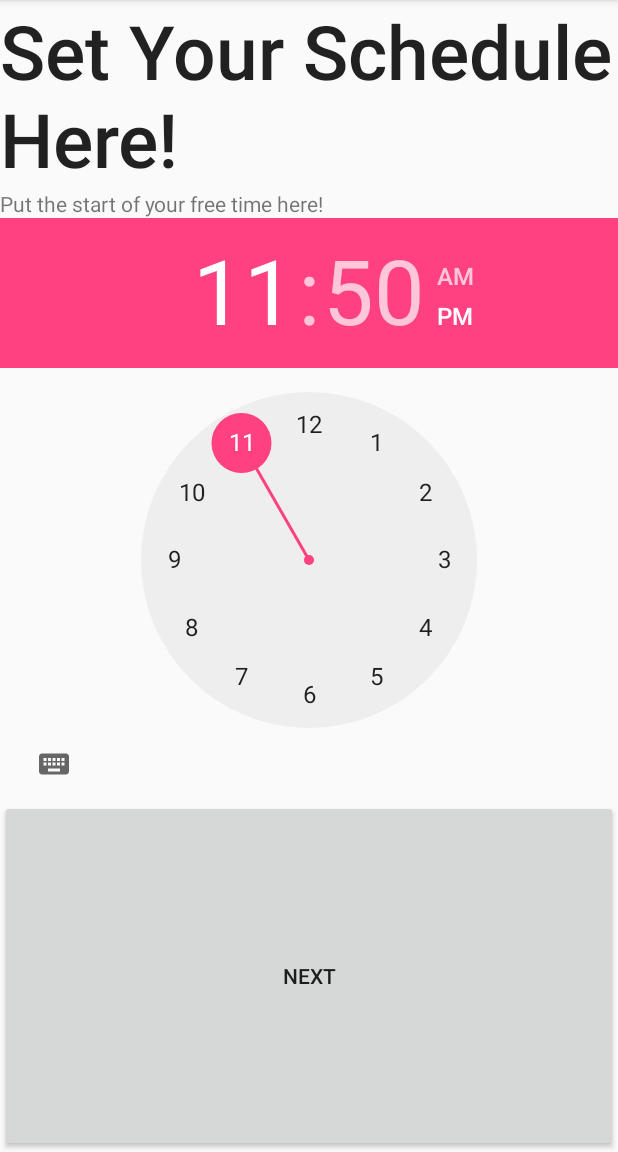
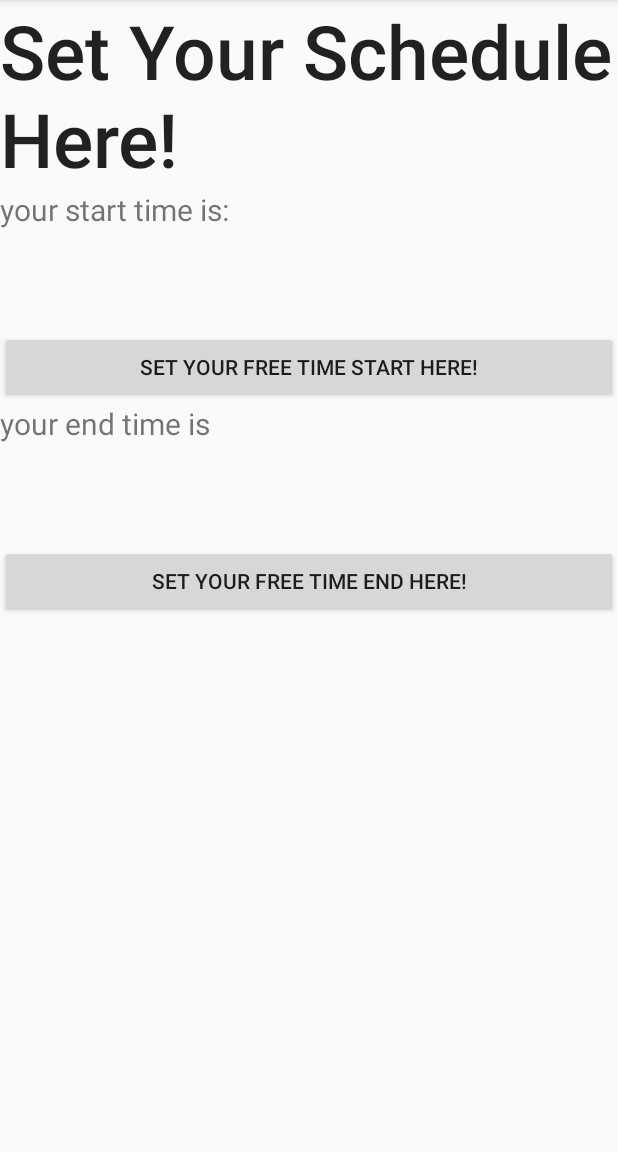
Before and after one commit to Madguy16s/MyTimeRemind, an Android app: the SettingActivity screen opened directly, with no data from a screen before it, on a phone screen of 412 x 824 dp, the part 84-1236 px from its top. Run offline under Robolectric (Android 15) with nearby library versions, the phone set to English and light mode, and no system bars.

Commit message:
Implemented set your time logic

```diff
--- a/app/src/main/res/layout/setting_activity.xml
+++ b/app/src/main/res/layout/setting_activity.xml
@@ -13,18 +13,38 @@
     <TextView
         android:layout_width="wrap_content"
         android:layout_height="wrap_content"
-        android:text="Put the start of your free time here!"/>
-    <TimePicker
-        android:id="@+id/timePicker1"
+        android:id="@+id/freetimetext1"
+        android:text="your start time is:"
+        android:textSize="20dp"/>
+
+    <TextView
+        android:id="@+id/userfreetime1"
         android:layout_width="wrap_content"
-        android:layout_height="wrap_content">
-
-    </TimePicker>
+        android:layout_height="wrap_content"
+        android:textSize="50dp"
+        />
     <Button
-        android:id="@+id/next1"
+        android:id="@+id/setfree1"
         android:layout_width="match_parent"
-        android:layout_height="match_parent"
-        android:text="Next"
-        android:onClick="nextSave1"/>
+        android:layout_height="wrap_content"
+        android:text="Set your free time start here!"
+        android:onClick="SetFree1"/>
+    <TextView
+        android:layout_width="wrap_content"
+        android:layout_height="wrap_content"
+        android:id="@+id/freetimetext2"
+        android:text="your end time is"
+        android:textSize="20dp"/>
+    <TextView
+        android:id="@+id/userfreetime2"
+        android:layout_width="wrap_content"
+        android:layout_height="wrap_content"
+        android:textSize="50dp"/>
+    <Button
+        android:id="@+id/setfree2"
+        android:layout_width="match_parent"
+        android:layout_height="wrap_content"
+        android:text="Set your free time end here!"
+        android:onClick="SetFree2" />
 
 </LinearLayout>
```
Also changed, not shown: app/src/main/java/com/example/jason/mytimeremind/SettingActivity.java (+48 -0 lines).
